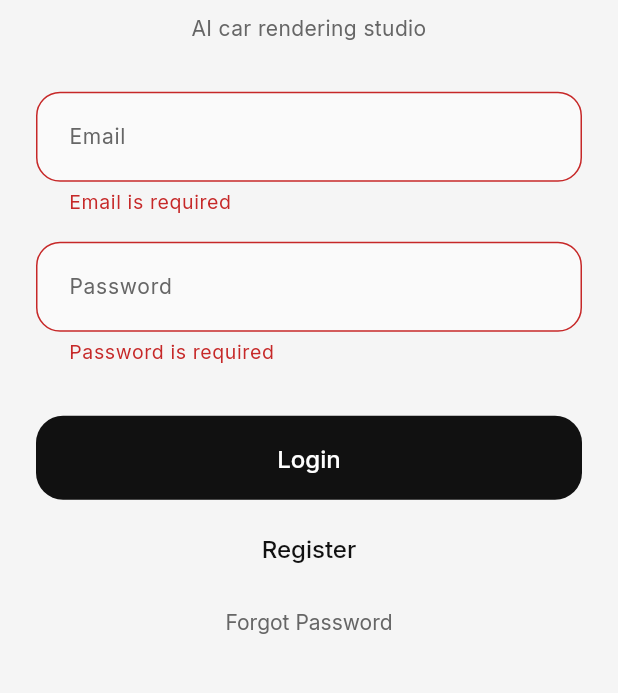
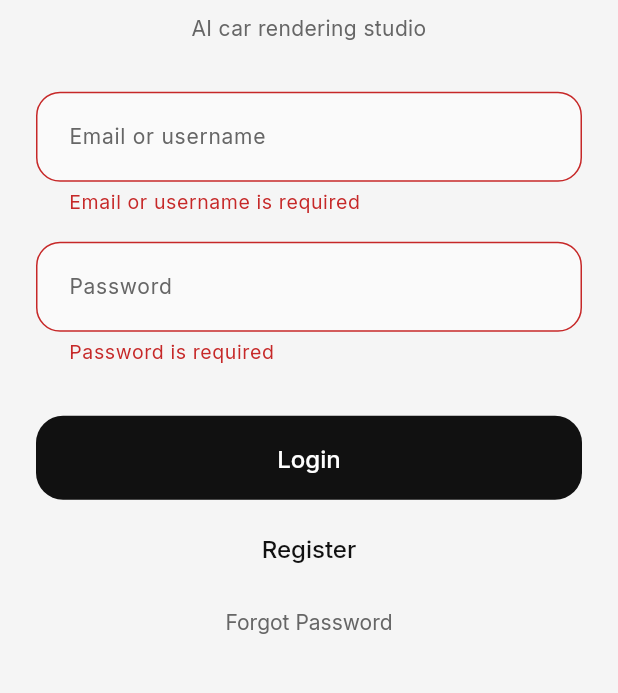
Before and after one commit to Retrik82/CarConvert, a Flutter app: the screen it shows after launch, after a tap on "Login", on a phone screen of 412 x 824 dp, the part 386-1079 px from its top. Run offline on Flutter 3.47's test engine with Material 3 defaults, Android fonts, the phone set to English and light mode, and no system bars; our stand-ins replace camera, flutter_secure_storage, google_fonts, image_picker, permission_handler, shared_preferences; accounts and stored records are empty; network calls fail.

Commit message:
Fix registraton

```diff
--- a/mobile/lib/app.dart
+++ b/mobile/lib/app.dart
@@ -102,8 +102,9 @@ class _RenderWheelsAppState extends State<RenderWheelsApp> {
     setState(() => _destination = destination);
   }
 
-  void _onAuthSuccess() async {
+  Future<void> _onAuthSuccess() async {
     await CarService.instance.load();
+    if (!mounted) return;
     final isAdmin = AuthService.instance.currentUser?.isAdmin ?? false;
     setState(() => _destination = isAdmin ? AppDestination.adminHome : AppDestination.userHome);
   }
--- a/mobile/lib/screens/login_screen.dart
+++ b/mobile/lib/screens/login_screen.dart
@@ -65,16 +65,16 @@ class _LoginScreenState extends State<LoginScreen> {
                 const SizedBox(height: AppTheme.spacingSection),
                 appTextField(
                   controller: _email,
-                  label: 'Email',
+                  label: 'Email or username',
                   keyboardType: TextInputType.emailAddress,
-                  validator: Validators.email,
+                  validator: Validators.loginIdentifier,
                 ),
                 const SizedBox(height: AppTheme.spacingElement),
                 appTextField(
                   controller: _password,
                   label: 'Password',
                   obscureText: true,
-                  validator: Validators.password,
+                  validator: Validators.loginPassword,
                 ),
                 if (_error != null) appFormMessage(_error!, isError: true),
                 const SizedBox(height: AppTheme.spacingSection),
--- a/mobile/lib/utils/validators.dart
+++ b/mobile/lib/utils/validators.dart
@@ -5,6 +5,20 @@ class Validators {
     final trimmed = value?.trim() ?? '';
     if (trimmed.isEmpty) return 'Email is required';
     if (!_emailRegex.hasMatch(trimmed)) return 'Invalid email format';
+    return null;
+  }
+
+  /// Login accepts email or username (e.g. admin).
+  static String? loginIdentifier(String? value) {
+    final trimmed = value?.trim() ?? '';
+    if (trimmed.isEmpty) return 'Email or username is required';
+    if (_emailRegex.hasMatch(trimmed)) return null;
+    if (RegExp(r'^[\w.-]+$').hasMatch(trimmed)) return null;
+    return 'Invalid email or username';
+  }
+
+  static String? loginPassword(String? value) {
+    if (value == null || value.isEmpty) return 'Password is required';
     return null;
   }
 
```
Also changed, not shown: mobile/lib/screens/capture_screen.dart (+25 -2 lines), mobile/lib/screens/my_cars_screen.dart (+11 -5 lines), mobile/lib/screens/user_shell.dart (+4 -6 lines), mobile/lib/screens/welcome_screen.dart (added, +70 -0 lines), 2 other files.
